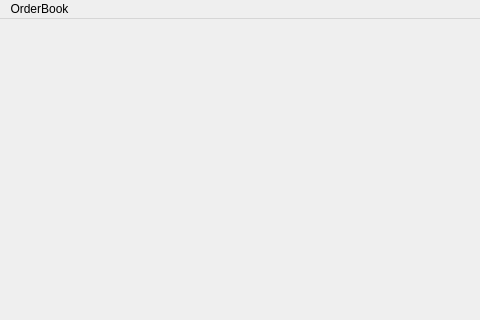
Old version of the form low_latency_bool_building_assignment/mainwindow.ui in the repository kunaljainwin/low_latency_orderbook_assignment; both pictures show x 0 to 480 and y 0 to 320 of the 800 by 600 pixel window.
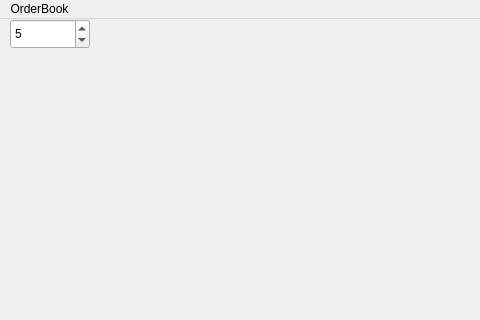
New version of the form.

Patch:
```diff
--- a/low_latency_bool_building_assignment/mainwindow.ui
+++ b/low_latency_bool_building_assignment/mainwindow.ui
@@ -10,10 +10,46 @@
     <height>600</height>
    </rect>
   </property>
+  <property name="minimumSize">
+   <size>
+    <width>40</width>
+    <height>10</height>
+   </size>
+  </property>
   <property name="windowTitle">
    <string>MainWindow</string>
   </property>
-  <widget class="QWidget" name="centralwidget"/>
+  <widget class="QWidget" name="centralwidget">
+   <widget class="QSpinBox" name="throtteSpinBox">
+    <property name="geometry">
+     <rect>
+      <x>10</x>
+      <y>0</y>
+      <width>80</width>
+      <height>30</height>
+     </rect>
+    </property>
+    <property name="minimumSize">
+     <size>
+      <width>40</width>
+      <height>10</height>
+     </size>
+    </property>
+    <property name="cursor">
+     <cursorShape>ArrowCursor</cursorShape>
+    </property>
+    <property name="toolTip">
+     <string>Throttle interval in ms</string>
+    </property>
+    <property name="maximum">
+     <number>90</number>
+    </property>
+    <property name="value">
+     <number>5</number>
+    </property>
+   </widget>
+  </widget>
+  <widget class="QStatusBar" name="statusbar"/>
   <widget class="QMenuBar" name="menubar">
    <property name="geometry">
     <rect>
```
Left out of the diff: 1 changed line with no effect on the pictures.
